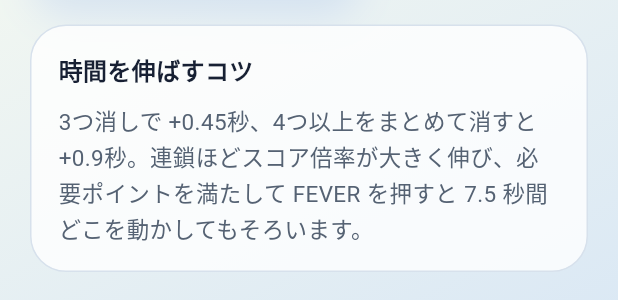
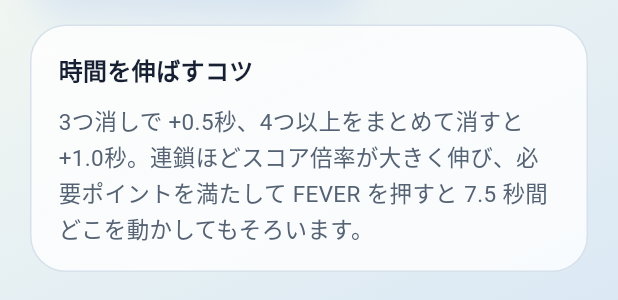
Before and after one commit to KK-cube/Puzzle, a Flutter app: the HowToPlayDialog widget shown alone on an empty page, opened directly, scrolled down 400 dp, on a phone screen of 412 x 824 dp. Shown: the part 814-1114 px from the top of the screen. Run offline on Flutter 3.47's test engine with Material 3 defaults, Android fonts, the phone set to English and light mode, and no system bars; our stand-ins replace audioplayers, flutter_riverpod, google_fonts, shared_preferences, supabase_flutter; missing offline and left inert: flame; accounts and stored records are empty.

Commit message:
Update clear time bonuses

```diff
--- a/lib/game/application/game_session_controller.dart
+++ b/lib/game/application/game_session_controller.dart
@@ -486,10 +486,10 @@ class GameSessionController extends StateNotifier<GameSessionState> {
 
   int _timeBonusForClearedTiles(int clearedTiles) {
     if (clearedTiles >= 4) {
-      return 900;
+      return 1000;
     }
     if (clearedTiles >= 3) {
-      return 450;
+      return 500;
     }
     return 0;
   }
--- a/lib/game/presentation/screens/title_screen.dart
+++ b/lib/game/presentation/screens/title_screen.dart
@@ -187,7 +187,7 @@ class TitleScreen extends ConsumerWidget {
                         const LeaderboardPanel(),
                         const SizedBox(height: 18),
                         const Text(
-                          '3つ消すと +0.45秒、1回の消去で 4つ以上消すと +0.9秒。連鎖ほど得点倍率が大きく伸び、FEVER は初回 500pt、以降は 500pt ずつ必要値が増えます。発動すると 7.5 秒間フィーバーです。',
+                          '3つ消すと +0.5秒、1回の消去で 4つ以上消すと +1.0秒。連鎖ほど得点倍率が大きく伸び、FEVER は初回 500pt、以降は 500pt ずつ必要値が増えます。発動すると 7.5 秒間フィーバーです。',
                           style: TextStyle(
                             fontSize: 14,
                             height: 1.5,
--- a/lib/game/presentation/widgets/how_to_play_dialog.dart
+++ b/lib/game/presentation/widgets/how_to_play_dialog.dart
@@ -114,7 +114,7 @@ class HowToPlayDialog extends StatelessWidget {
                               ),
                               SizedBox(height: 10),
                               Text(
-                                '3つ消しで +0.45秒、4つ以上をまとめて消すと +0.9秒。連鎖ほどスコア倍率が大きく伸び、必要ポイントを満たして FEVER を押すと 7.5 秒間どこを動かしてもそろいます。',
+                                '3つ消しで +0.5秒、4つ以上をまとめて消すと +1.0秒。連鎖ほどスコア倍率が大きく伸び、必要ポイントを満たして FEVER を押すと 7.5 秒間どこを動かしてもそろいます。',
                                 style: TextStyle(
                                   fontSize: 15,
                                   height: 1.5,
```
Also changed, not shown: 1 other file.
